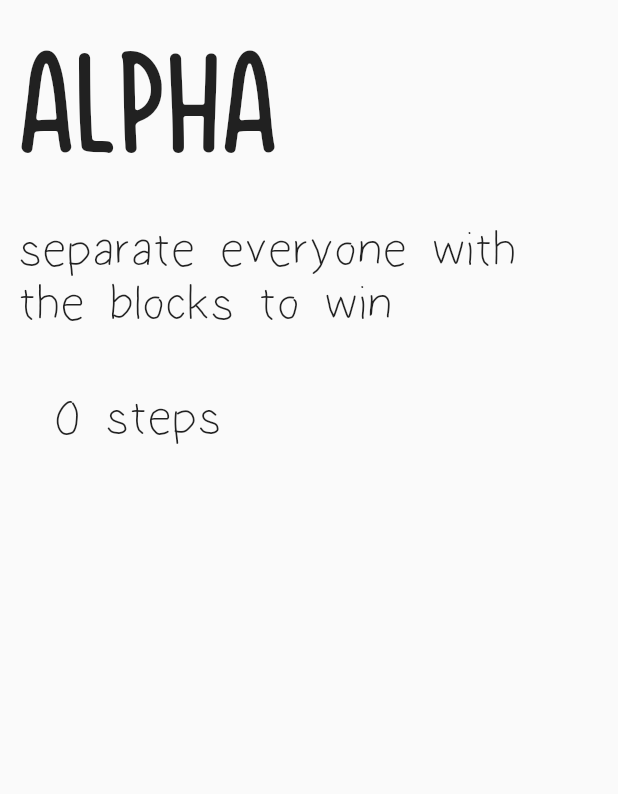
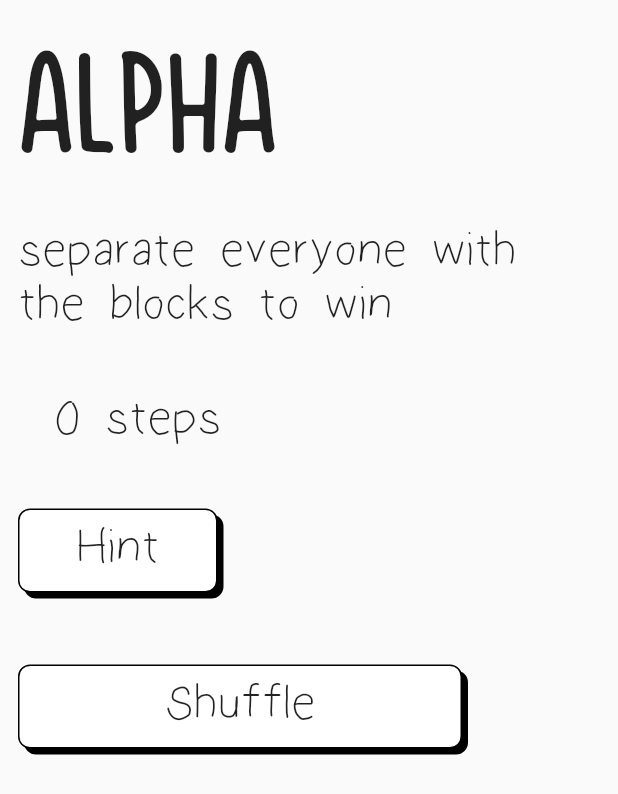
Before and after one commit to dylan-develop/leave_me_alone, a Flutter app: the SideSection widget shown alone on an empty page, opened directly, on a phone screen of 412 x 824 dp. Shown: the top 794 px of the screen. Run offline on Flutter 3.47's test engine with Material 2 defaults, Android fonts, the phone set to English and light mode, and no system bars; our stand-ins replace beamer, bloc, equatable, flutter_bloc, flutter_svg.

Commit message:
Add back side section buttons

```diff
--- a/lib/components/app_elevated_button.dart
+++ b/lib/components/app_elevated_button.dart
@@ -42,7 +42,8 @@ class _AppElevatedButtonState extends State<AppElevatedButton> {
           Positioned(
             left: widget.offset ?? (_isDesktop ? 8 : 4),
             top: widget.offset ?? (_isDesktop ? 8 : 4),
-            child: Container(
+            child: AnimatedContainer(
+              duration: const Duration(milliseconds: 300),
               decoration: BoxDecoration(
                 color: Colors.black,
                 borderRadius: BorderRadius.circular(8),
@@ -91,7 +92,8 @@ class _AppElevatedButtonState extends State<AppElevatedButton> {
                   });
                   widget.onHover?.call(false);
                 },
-                child: Container(
+                child: AnimatedContainer(
+                  duration: const Duration(milliseconds: 300),
                   width: widget.width,
                   height: widget.height,
                   decoration: BoxDecoration(
--- a/lib/components/side_menu.dart
+++ b/lib/components/side_menu.dart
@@ -1,5 +1,4 @@
 import 'package:beamer/beamer.dart';
-import 'package:flutter/foundation.dart';
 import 'package:flutter/material.dart';
 import 'package:flutter_svg/svg.dart';
 
--- a/lib/components/side_section.dart
+++ b/lib/components/side_section.dart
@@ -1,7 +1,7 @@
-import 'package:flutter/foundation.dart';
 import 'package:flutter/material.dart';
 import 'package:flutter_bloc/flutter_bloc.dart';
 import 'package:leave_me_alone/bloc/puzzle_bloc.dart';
+import 'package:leave_me_alone/components/app_elevated_button.dart';
 import 'package:leave_me_alone/components/elevated_button.dart';
 import 'package:leave_me_alone/components/popup_hints.dart';
 import 'package:leave_me_alone/helpers/modal_helper.dart';
@@ -46,6 +46,7 @@ class SideSection extends StatelessWidget {
               ),
             ),
             Container(
+              height: 36,
               margin: const EdgeInsets.only(bottom: 40),
               child: Wrap(
                 children: [
@@ -59,6 +60,7 @@ class SideSection extends StatelessWidget {
                         child: Image.asset(
                           'assets/images/mask.png',
                           width: 68,
+                          height: 32,
                         ),
                       ),
                     ),
@@ -74,53 +76,43 @@ class SideSection extends StatelessWidget {
               ),
             ),
             Container(
-              alignment: Alignment.centerLeft,
               margin: const EdgeInsets.only(
                 bottom: 48,
               ),
-              child: CustomElevatedButton(
-                title: _hasNextLevel ? 'Again' : 'Hint',
+              child: AppElevatedButton(
+                width: status == PuzzleStatus.incomplete ? 133 : 200,
+                height: 56,
+                title: status == PuzzleStatus.incomplete ? 'Hint' : 'Play Again',
                 fontSize: 36,
-                padding: const EdgeInsets.symmetric(
-                  vertical: 3,
-                  horizontal: 52,
-                ),
-                onPressed: () {
-                  if (_hasNextLevel) {
-                    context.read<PuzzleBloc>().add(PuzzleReset());
-                  } else {
+                onTap: () {
+                  if (status == PuzzleStatus.incomplete) {
                     showSlideDialog(
                       context: context,
                       child: const HintsPopup(),
                     );
+                  } else {
+                    context.read<PuzzleBloc>().add(PuzzleReset());
                   }
                 },
               ),
             ),
-            LayoutBuilder(
-              builder: (context, constraints) {
-                return Container(
-                  alignment: Alignment.centerLeft,
-                  child: CustomElevatedButton(
-                    title: _hasNextLevel ? 'Next level' : 'Shuffle',
-                    fontSize: 36,
-                    padding: EdgeInsets.symmetric(
-                      vertical: 3,
-                      horizontal: constraints.maxWidth * 0.6 / 2,
-                    ),
-                    onPressed: () {
-                      if (_hasNextLevel) {
-                        context.read<PuzzleBloc>().add(PuzzleInitialized(
-                            difficulty: PuzzleDifficulty.values[PuzzleDifficulty
-                                .values
-                                .indexOf(puzzle.getDifficulty())]));
-                      } else {
-                        context.read<PuzzleBloc>().add(PuzzleReset());
-                      }
-                    },
-                  ),
-                );
-              },
+            Container(
+              margin: const EdgeInsets.only(
+                bottom: 48,
+              ),
+              child: AppElevatedButton(
+                width: status == PuzzleStatus.complete && _hasNextLevel ? 200 : 296,
+                height: 56,
+                title: status == PuzzleStatus.complete && _hasNextLevel ? 'Next level' : 'Shuffle',
+                fontSize: 36,
+                onTap: () {
+                  if (status == PuzzleStatus.complete && _hasNextLevel) {
+                    context.read<PuzzleBloc>().add(PuzzleInitialized(difficulty: puzzle.getNextDifficulty()));
+                  } else {
+                    context.read<PuzzleBloc>().add(PuzzleReset());
+                  }
+                },
+              ),
             ),
           ],
         ),
```
